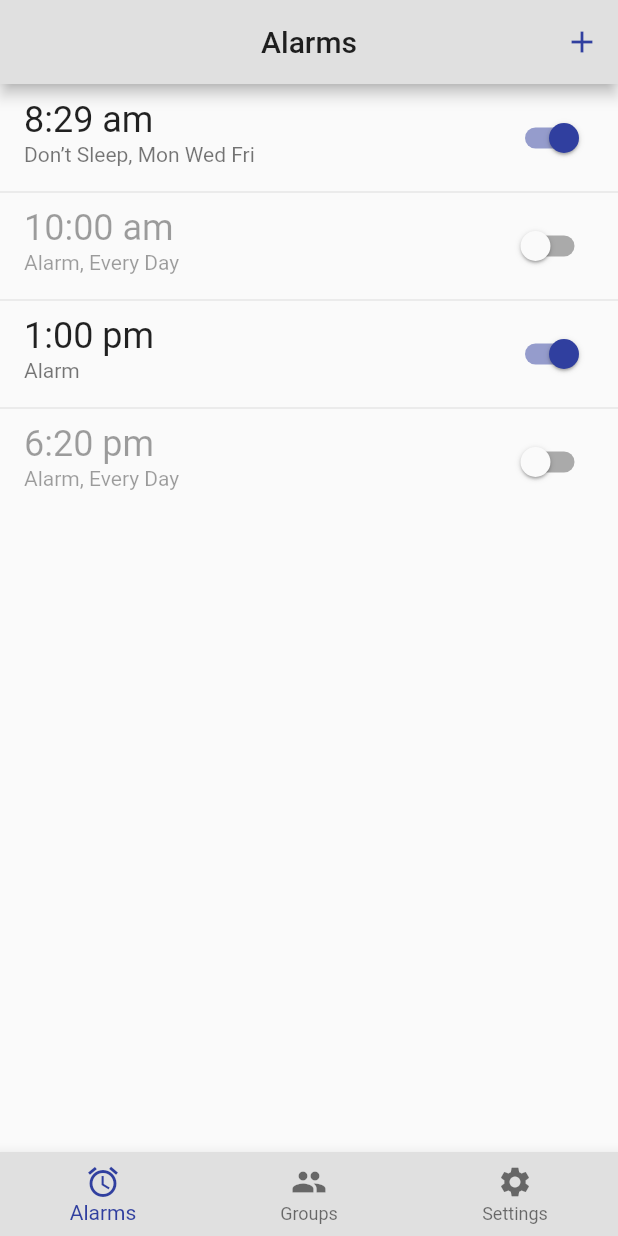
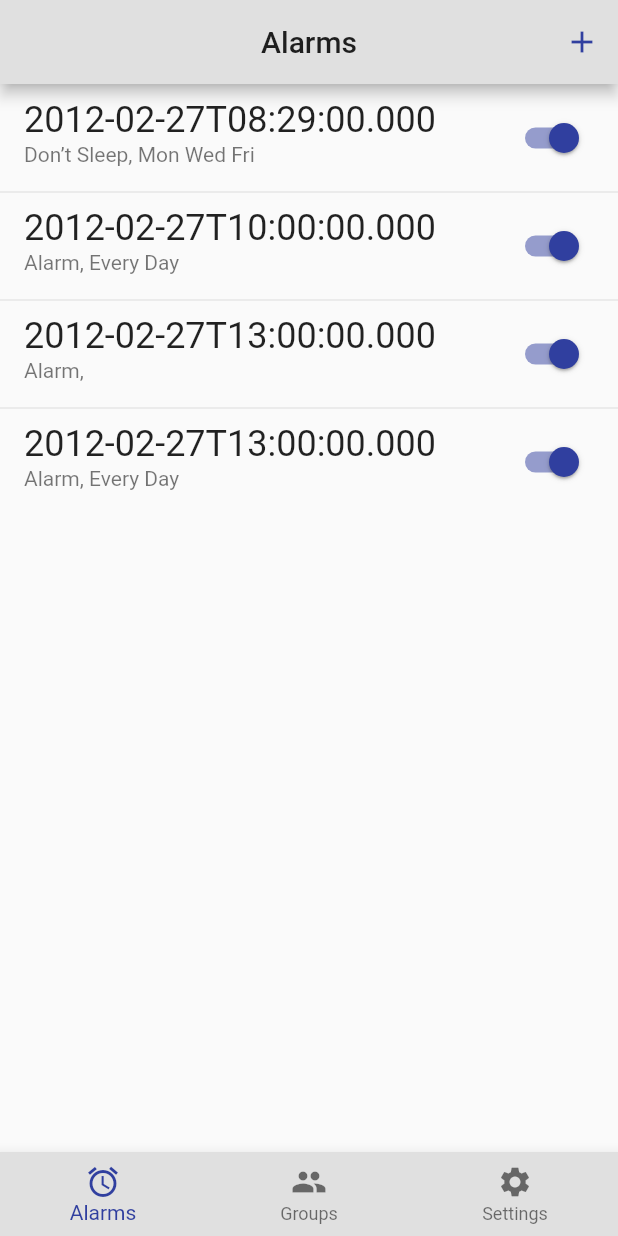
Before and after one commit to Fedor-Bystrov/project_alarm_clock, a Flutter app: the screen it shows after launch, on a phone screen of 412 x 824 dp. Run offline on Flutter 3.47's test engine with Material 2 defaults, Android fonts, the phone set to English and light mode, and no system bars.

Commit message:
store DateTime time in Alarm

```diff
--- a/lib/model/alarm.dart
+++ b/lib/model/alarm.dart
@@ -1,7 +1,7 @@
 import 'package:flutter/material.dart';
 
 class Alarm extends ChangeNotifier {
-  String _time;
+  DateTime _time;
   String _repeat;
   String _label;
   bool _enabled;
@@ -14,7 +14,7 @@ class Alarm extends ChangeNotifier {
 
   String get repeat => _repeat;
 
-  String get time => _time;
+  DateTime get time => _time;
 
   set enabled(bool value) {
     _enabled = value;
@@ -31,7 +31,7 @@ class Alarm extends ChangeNotifier {
     notifyListeners();
   }
 
-  set time(String value) {
+  set time(DateTime value) {
     _time = value;
     notifyListeners();
   }
--- a/lib/state/alarms_state.dart
+++ b/lib/state/alarms_state.dart
@@ -5,10 +5,10 @@ import 'package:projectbudy/model/alarm.dart';
 
 class AlarmsState extends ChangeNotifier {
   List<Alarm> _alarms = [
-    Alarm("8:29 am", "Mon Wed Fri", "Don’t Sleep", true),
-    Alarm("10:00 am", "Every Day", "Alarm", false),
-    Alarm("1:00 pm", null, "Alarm", true),
-    Alarm("6:20 pm", "Every Day", "Alarm", false),
+    Alarm(DateTime.parse("2012-02-27 08:29:00"), "Mon Wed Fri", "Don’t Sleep", true),
+    Alarm(DateTime.parse("2012-02-27 10:00:00"), "Every Day", "Alarm", true),
+    Alarm(DateTime.parse("2012-02-27 13:00:00"), "", "Alarm", true),
+    Alarm(DateTime.parse("2012-02-27 13:00:00"), "Every Day", "Alarm", true),
   ];
 
   UnmodifiableListView<Alarm> get alarms {
--- a/lib/widget/alarm_tile.dart
+++ b/lib/widget/alarm_tile.dart
@@ -19,7 +19,7 @@ class AlarmTile extends StatelessWidget {
           return ListTile(
             dense: false,
             title: Text(
-              _alarm.time,
+              _alarm.time.toIso8601String(),
               style: const TextStyle(fontSize: 24.0),
             ),
             subtitle: Text("${_alarm.label}${_alarm.repeat == null ? '' : ', ${_alarm.repeat}'} "),
```
Also changed, not shown: lib/screen/add_alarm_screen.dart (+9 -4 lines).
